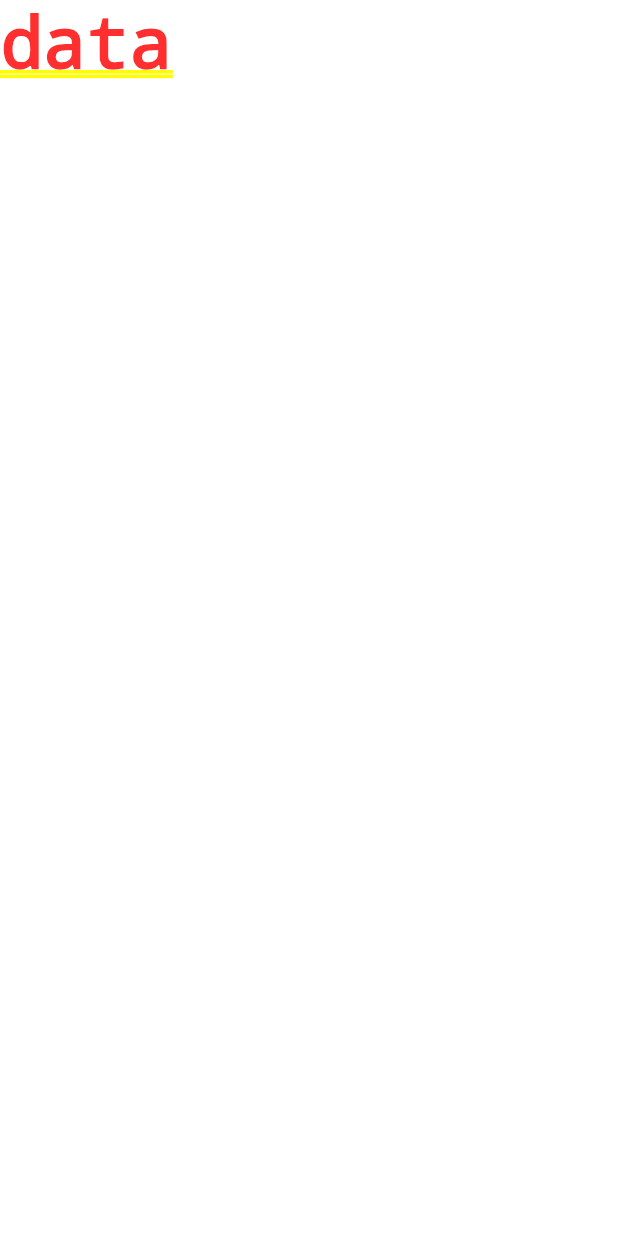
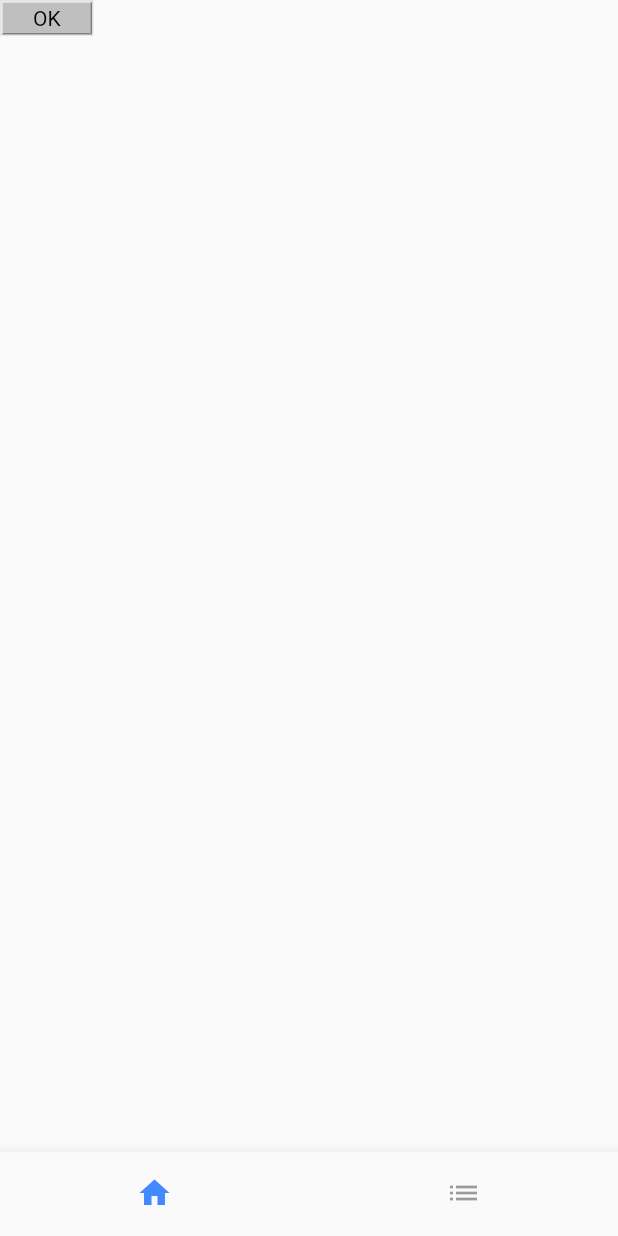
Before and after one commit to hoi-lau/ihot, a Flutter app: the screen it shows after launch, on a phone screen of 412 x 824 dp. Run offline on Flutter 3.47's test engine with Material 2 defaults, Android fonts, the phone set to English and light mode, and no system bars.

Commit message:
feat: layout

```diff
--- a/lib/main.dart
+++ b/lib/main.dart
@@ -1,6 +1,6 @@
 import 'package:flutter/material.dart';
 
-import 'modules/App.dart';
+import 'modules/AppContainer/index.dart';
 
 void main() {
   runApp(const MyApp());
@@ -14,19 +14,11 @@ class MyApp extends StatelessWidget {
   Widget build(BuildContext context) {
     return MaterialApp(
       title: 'faire',
+      debugShowCheckedModeBanner: false,
       theme: ThemeData(
-        // This is the theme of your application.
-        //
-        // Try running your application with "flutter run". You'll see the
-        // application has a blue toolbar. Then, without quitting the app, try
-        // changing the primarySwatch below to Colors.green and then invoke
-        // "hot reload" (press "r" in the console where you ran "flutter run",
-        // or simply save your changes to "hot reload" in a Flutter IDE).
-        // Notice that the counter didn't reset back to zero; the application
-        // is not restarted.
-        primarySwatch: Colors.blue,
+        backgroundColor: Colors.blueAccent,
       ),
-      home: const App(),
+      home: const AppContainer(),
     );
   }
 }
--- a/lib/modules/App.dart
+++ /dev/null
@@ -1,10 +0,0 @@
-import 'package:flutter/material.dart';
-
-class App extends StatelessWidget {
-  const App({Key? key}) : super(key: key);
-
-  @override
-  Widget build(BuildContext context) {
-    return const SelectableText('data');
-  }
-}
--- /dev/null
+++ b/lib/modules/AppContainer/Mobile.dart
@@ -0,0 +1,58 @@
+import 'package:flutter/material.dart';
+
+import 'data.dart';
+
+class MobileAppContainer extends StatefulWidget {
+  const MobileAppContainer({Key? key}) : super(key: key);
+
+  @override
+  State<StatefulWidget> createState() {
+    return _MobileAppContainerState();
+  }
+}
+
+class _MobileAppContainerState extends State<MobileAppContainer> {
+  int _selectIndex = 0;
+
+  @override
+  void initState() {
+    super.initState();
+    print('initState');
+  }
+
+  Widget _getPagesWidget(int index) {
+    return Offstage(
+      offstage: _selectIndex != index,
+      child: TickerMode(
+        enabled: _selectIndex == index,
+        child: pages[index],
+      ),
+    );
+  }
+
+  @override
+  Widget build(BuildContext context) {
+    return Scaffold(
+        body: Stack(
+          children: [
+            _getPagesWidget(0),
+            _getPagesWidget(1),
+          ],
+        ),
+        backgroundColor: const Color.fromRGBO(0, 0, 0, 0.6),
+        bottomNavigationBar: BottomNavigationBar(
+          items: itemList,
+          // backgroundColor: const Color.fromRGBO(241, 241, 248, 1),
+          onTap: (int index) {
+            ///这里根据点击的index来显示，非index的page均隐藏
+            setState(() {
+              _selectIndex = index;
+            });
+          },
+          showSelectedLabels: false,
+          showUnselectedLabels: false,
+          iconSize: 24,
+          currentIndex: _selectIndex,
+        ));
+  }
+}
--- /dev/null
+++ b/lib/modules/AppContainer/data.dart
@@ -0,0 +1,37 @@
+import 'package:flutter/material.dart';
+
+import '../Home/index.dart';
+import '../ListPage/index.dart';
+
+class IconItem {
+  String label;
+
+  Icon activeIcon;
+
+  Icon normalIcon;
+
+  IconItem(this.label, this.activeIcon, this.normalIcon);
+}
+
+List<IconItem> items = [
+  IconItem(
+      '',
+      const Icon(Icons.home, color: Colors.blueAccent),
+      const Icon(
+        Icons.home,
+        color: Colors.black38,
+      )),
+  IconItem(
+      '',
+      const Icon(Icons.list, color: Colors.blueAccent),
+      const Icon(
+        Icons.list,
+        color: Colors.black38,
+      )),
+];
+
+List<Widget> pages = [const Home(), const ListPage()];
+List<BottomNavigationBarItem> itemList = items
+    .map((e) => BottomNavigationBarItem(
+        icon: e.normalIcon, activeIcon: e.activeIcon, label: e.label))
+    .toList();
--- /dev/null
+++ b/lib/modules/AppContainer/index.dart
@@ -0,0 +1,25 @@
+import 'dart:io';
+
+import 'package:flutter/material.dart';
+
+import './Desktop.dart';
+import './Mobile.dart';
+
+class AppContainer extends StatefulWidget {
+  const AppContainer({Key? key}) : super(key: key);
+
+  @override
+  State<StatefulWidget> createState() {
+    return _AppContainerState();
+  }
+}
+
+class _AppContainerState extends State<AppContainer> {
+  @override
+  Widget build(BuildContext context) {
+    if (Platform.isAndroid || Platform.isIOS) {
+      return const MobileAppContainer();
+    }
+    return const DesktopAppContainer();
+  }
+}
--- /dev/null
+++ b/lib/modules/Home/Mobile.dart
@@ -0,0 +1,40 @@
+import 'package:flutter/material.dart';
+
+class MobileHome extends StatefulWidget {
+  const MobileHome({Key? key}) : super(key: key);
+
+  @override
+  State<StatefulWidget> createState() {
+    return _MobileHomeState();
+  }
+}
+
+class _MobileHomeState extends State<MobileHome> {
+  @override
+  Widget build(BuildContext context) {
+    return Scaffold(
+        body: SafeArea(
+            child: Container(
+      decoration: const BoxDecoration(
+          border: Border(
+        left: BorderSide(color: Color.fromRGBO(229, 229, 229, 1), width: 1),
+        right: BorderSide(color: Color.fromRGBO(229, 229, 229, 1), width: 1),
+        top: BorderSide(color: Color.fromRGBO(229, 229, 229, 1), width: 1),
+        bottom: BorderSide(color: Color.fromRGBO(229, 229, 229, 1), width: 1),
+      )),
+      child: Container(
+        padding: const EdgeInsets.symmetric(horizontal: 20.0, vertical: 2.0),
+        decoration: const BoxDecoration(
+          border: Border(
+            top: BorderSide(color: Color(0xFFDFDFDF)),
+            left: BorderSide(color: Color(0xFFDFDFDF)),
+            right: BorderSide(color: Color(0xFF7F7F7F)),
+            bottom: BorderSide(color: Color(0xFF7F7F7F)),
+          ),
+          color: Color(0xFFBFBFBF),
+        ),
+        child: const Text('OK', textAlign: TextAlign.center, style: TextStyle(color: Color(0xFF000000))),
+      ),
+    )));
+  }
+}
--- /dev/null
+++ b/lib/modules/Home/index.dart
@@ -0,0 +1,24 @@
+import 'dart:io';
+
+import 'package:app/modules/Home/Desktop.dart';
+import 'package:app/modules/Home/Mobile.dart';
+import 'package:flutter/material.dart';
+
+class Home extends StatefulWidget {
+  const Home({Key? key}) : super(key: key);
+
+  @override
+  State<StatefulWidget> createState() {
+    return _HomeState();
+  }
+}
+
+class _HomeState extends State<Home> {
+  @override
+  Widget build(BuildContext context) {
+    if (Platform.isAndroid || Platform.isIOS) {
+      return const MobileHome();
+    }
+    return const DesktopHome();
+  }
+}
```
Also changed, not shown: lib/components/layout/Tabs.dart (added, +16 -0 lines), lib/modules/AppContainer/Desktop.dart (added, +53 -0 lines), lib/modules/Detail/index.dart (added, +28 -0 lines), lib/modules/Home/Desktop.dart (added, +20 -0 lines), lib/modules/ListPage/index.dart (added, +20 -0 lines), lib/routes/index.dart (+37 -0 lines), lib/components/layout/index.dart (line endings or trailing spaces), lib/config/index.dart (line endings or trailing spaces), lib/data/index.dart (line endings or trailing spaces), lib/fetch/index.dart (line endings or trailing spaces), lib/utils/index.dart (line endings or trailing spaces), 5 other files.
